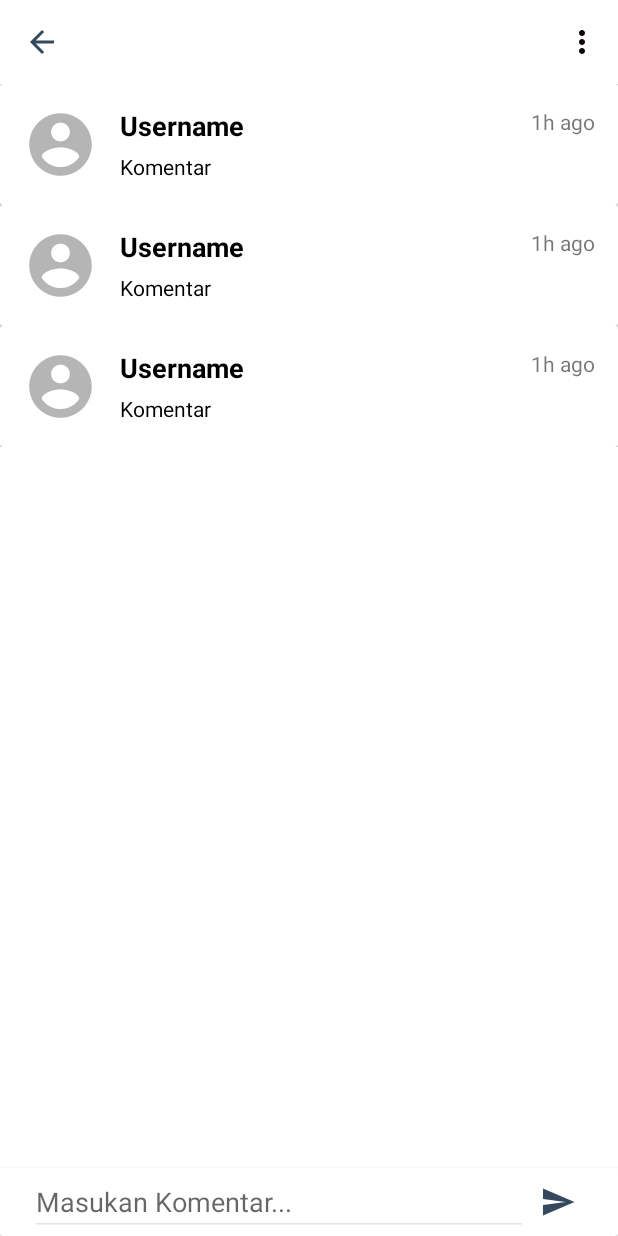
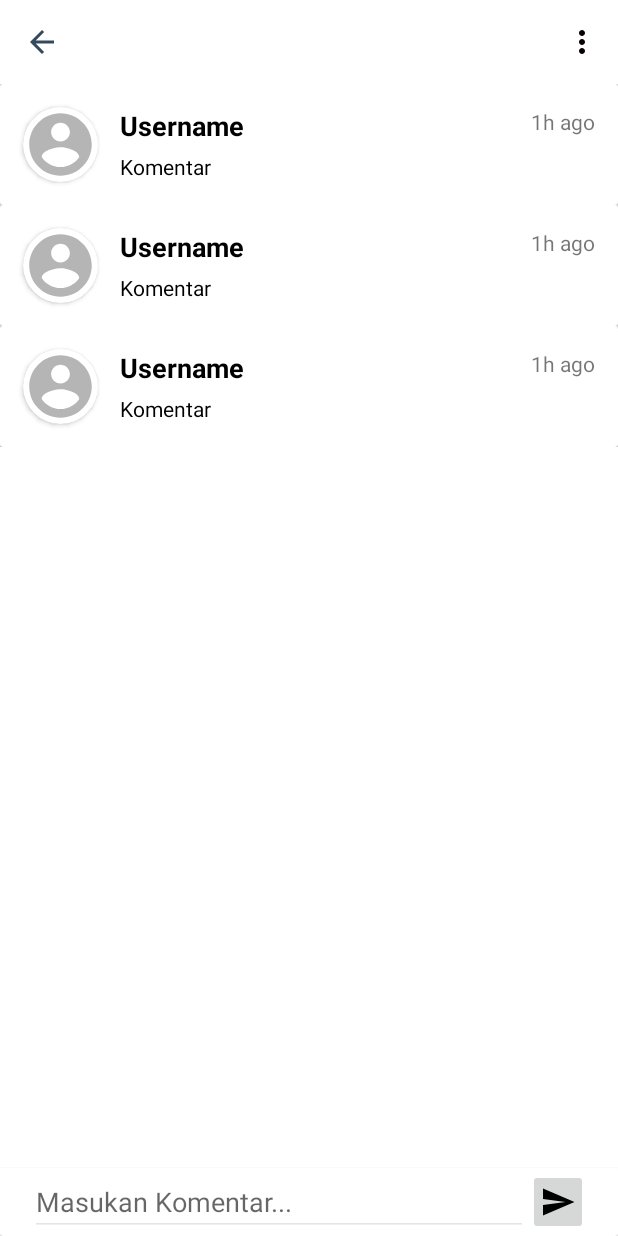
Before and after one commit to DelNight/Notify, an Android app: the layout activity_komentar.xml on its own in the app's theme, with its tools: preview values and no code run, on a phone screen of 412 x 824 dp. Run offline under Robolectric (Android 15) with nearby library versions, the light colour scheme and no system bars.

Commit message:
Tinggal Live Chat

```diff
--- a/app/src/main/java/com/diazs/notify/Adapter/ListForumAdapter.java
+++ b/app/src/main/java/com/diazs/notify/Adapter/ListForumAdapter.java
@@ -69,7 +69,7 @@ public class ListForumAdapter extends RecyclerView.Adapter<ListForumAdapter.List
             }
         });
 
-        FirebaseDatabase.getInstance().getReference("users").child(FirebaseAuth.getInstance().getCurrentUser().getUid()).addListenerForSingleValueEvent(new ValueEventListener() {
+        FirebaseDatabase.getInstance().getReference("users").child(forum.getAuthor()).addListenerForSingleValueEvent(new ValueEventListener() {
             @Override
             public void onDataChange(@NonNull DataSnapshot snapshot) {
                 User user = snapshot.getValue(User.class);
--- a/app/src/main/java/com/diazs/notify/DetailELearn.java
+++ b/app/src/main/java/com/diazs/notify/DetailELearn.java
@@ -105,7 +105,9 @@ public class DetailELearn extends AppCompatActivity {
     }
 
     public void setContentValue(){
-        Glide.with(this).load(materi.getImageUrl()).into(konten);
+        if (materi.getImageUrl() != null){
+            Glide.with(this).load(materi.getImageUrl()).into(konten);
+        }
         judul.setText(materi.getJudulMateri());
         tanggalUpload.setText(DateFormater.getDateFormated(materi.getCreatedAt(), "dd-MM-yyyy"));
         deskripsi.setText(materi.getDeskripsiMateri());
--- a/app/src/main/res/drawable-v24/ic_baseline_send_24.xml
+++ /dev/null
@@ -1,5 +0,0 @@
-<vector android:height="24dp" android:tint="#34495E"
-    android:viewportHeight="24" android:viewportWidth="24"
-    android:width="24dp" xmlns:android="http://schemas.android.com/apk/res/android">
-    <path android:fillColor="@android:color/white" android:pathData="M2.01,21L23,12 2.01,3 2,10l15,2 -15,2z"/>
-</vector>
--- a/app/src/main/res/drawable/ic_baseline_send_24.xml
+++ b/app/src/main/res/drawable/ic_baseline_send_24.xml
@@ -1,5 +1,11 @@
-<vector android:autoMirrored="true" android:height="24dp"
-    android:tint="#FFFFFF" android:viewportHeight="24"
-    android:viewportWidth="24" android:width="24dp" xmlns:android="http://schemas.android.com/apk/res/android">
-    <path android:fillColor="@android:color/white" android:pathData="M2.01,21L23,12 2.01,3 2,10l15,2 -15,2z"/>
+<vector xmlns:android="http://schemas.android.com/apk/res/android"
+    android:width="24dp"
+    android:height="24dp"
+    android:viewportWidth="24"
+    android:viewportHeight="24"
+    android:tint="#000"
+    android:autoMirrored="true">
+  <path
+      android:fillColor="@android:color/white"
+      android:pathData="M2.01,21L23,12 2.01,3 2,10l15,2 -15,2z"/>
 </vector>
--- a/app/src/main/res/layout/activity_komentar.xml
+++ b/app/src/main/res/layout/activity_komentar.xml
@@ -46,8 +46,7 @@
                 android:layout_width="40dp"
                 android:layout_height="wrap_content"
                 android:src="@drawable/ic_baseline_send_24"
-                android:layout_gravity="center_vertical"
-                android:background="@android:color/transparent"/>
+                android:layout_gravity="center_vertical"/>
 
         </LinearLayout>
     </androidx.cardview.widget.CardView>
--- a/app/src/main/res/layout/row_elearn.xml
+++ b/app/src/main/res/layout/row_elearn.xml
@@ -72,7 +72,6 @@
 
             <TextView
                 android:id="@+id/tv_detail"
-                android:layout_toRightOf="@+id/tv_author"
                 android:layout_width="wrap_content"
                 android:layout_height="wrap_content"
                 android:textColor="#057EFF"
--- a/app/src/main/res/layout/row_forum.xml
+++ b/app/src/main/res/layout/row_forum.xml
@@ -58,6 +58,7 @@
                 android:layout_width="40dp"
                 android:layout_height="40dp"
                 android:src="@drawable/ic_baseline_person_24"/>
+
             </androidx.cardview.widget.CardView>
 
             <TextView
--- a/app/src/main/res/layout/row_komentar.xml
+++ b/app/src/main/res/layout/row_komentar.xml
@@ -19,12 +19,20 @@
             android:layout_width="match_parent"
             android:layout_height="match_parent">
 
-            <ImageView
-                android:id="@+id/image_account"
-                android:layout_width="50dp"
-                android:layout_height="50dp"
+            <androidx.cardview.widget.CardView
+                android:layout_width="wrap_content"
+                android:layout_height="wrap_content"
                 android:layout_margin="15dp"
-                android:src="@drawable/ic_baseline_account_circle_24" />
+                app:cardCornerRadius="25dp">
+
+                <ImageView
+                    android:id="@+id/image_account"
+                    android:layout_width="50dp"
+                    android:layout_height="50dp"
+                    android:src="@drawable/ic_baseline_account_circle_24" />
+
+            </androidx.cardview.widget.CardView>
+
 
             <TextView
                 android:id="@+id/username"
```
Also changed, not shown: app/src/main/java/com/diazs/notify/HomeActivity.java (+9 -1 lines), app/src/main/java/com/diazs/notify/KomentarActivity.java (+14 -2 lines), app/src/main/res/layout/activity_detail_elearn.xml (+14 -13 lines).
